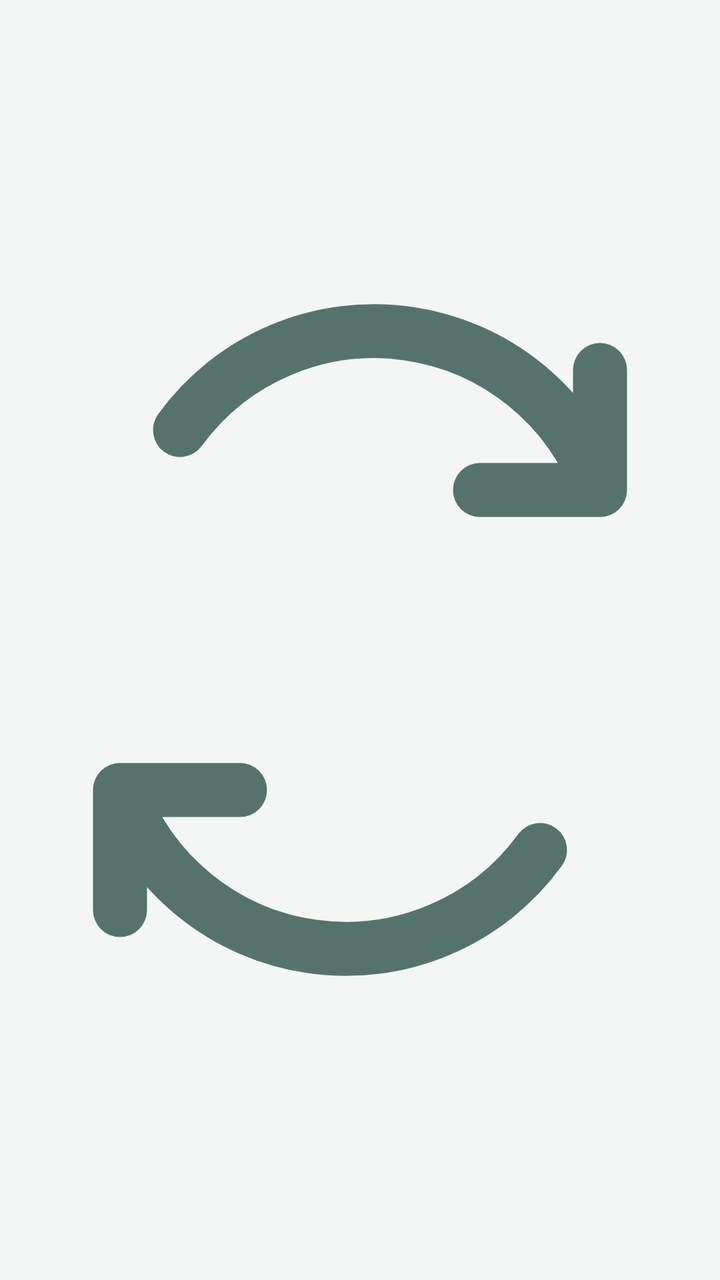
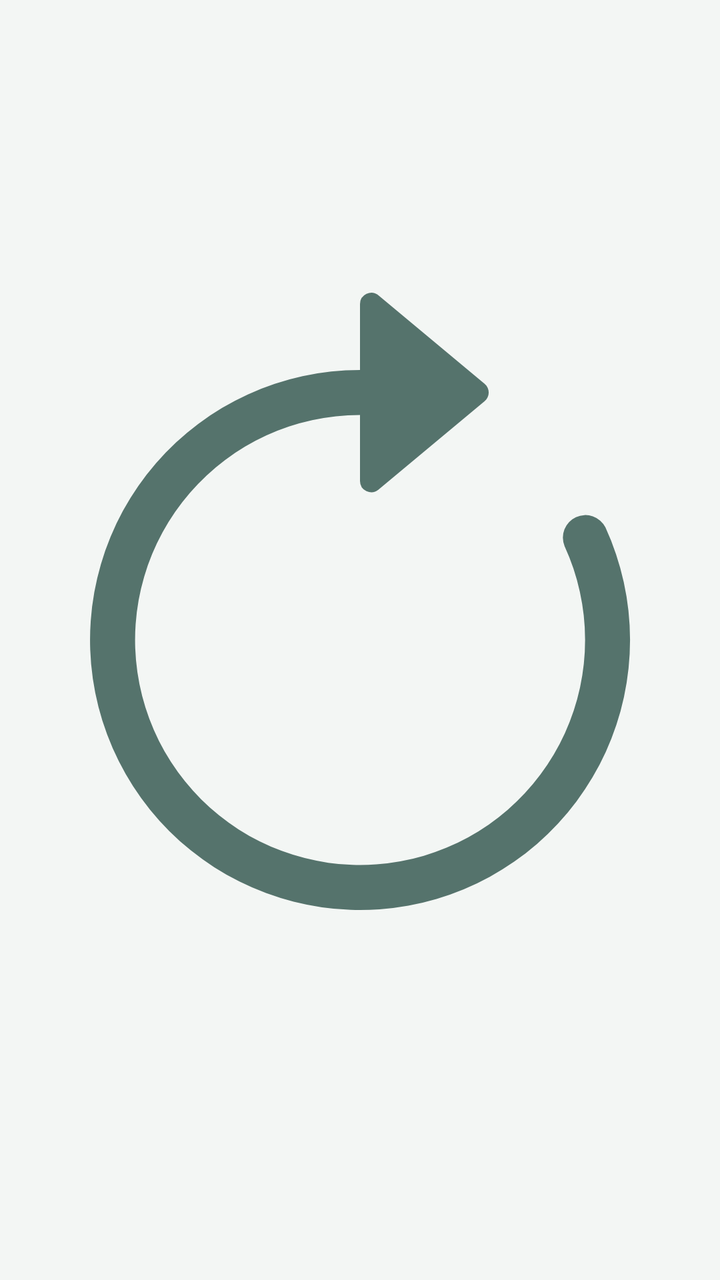

Before-and-after screenshots of an Android layout around one commit, followed by the original layout XML and the change that was made.
<!-- AndroidManifest.xml: application theme AppTheme -->
<!-- res/layout/widget_refresh_spinner.xml -->
<?xml version="1.0" encoding="utf-8"?>
<ViewFlipper xmlns:android="http://schemas.android.com/apk/res/android"
    android:id="@+id/widget_refresh_spinner"
    android:layout_width="match_parent" android:layout_height="match_parent"
    android:autoStart="true" android:flipInterval="1000"
    android:animateFirstView="true" android:inAnimation="@anim/widget_refresh_rotate"
    android:importantForAccessibility="no">
    <ImageView android:layout_width="match_parent" android:layout_height="match_parent" android:src="@drawable/ic_widget_refresh" />
    <ImageView android:layout_width="match_parent" android:layout_height="match_parent" android:src="@drawable/ic_widget_refresh" />
</ViewFlipper>
<!-- resources referenced by this layout -->
<resources>
  <!-- drawable ic_widget_refresh (drawable) -->
  <?xml version='1.0' encoding='utf-8'?>
  <vector xmlns:android="http://schemas.android.com/apk/res/android" android:width="24dp" android:height="24dp" android:viewportWidth="24" android:viewportHeight="24">
      <path android:fillColor="@android:color/transparent" android:strokeColor="@color/widget_muted" android:strokeWidth="1.8" android:strokeLineCap="round" android:strokeLineJoin="round" android:pathData="M20,7V3M20,7H16M20,7A8,8 0,0 0,6,5M4,17V21M4,17H8M4,17A8,8 0,0 0,18,19" />
  </vector>
  <style name="AppTheme" parent="android:style/Theme.Material.Light.NoActionBar">
          <item name="android:fontFamily">sans</item>
          <item name="android:colorAccent">@color/app_accent</item>
          <item name="android:colorButtonNormal">@color/app_button</item>
          <item name="android:textColorPrimary">@color/app_text</item>
          <item name="android:textColorSecondary">@color/app_muted</item>
          <item name="android:textColorHint">@color/app_muted</item>
          <item name="android:windowLightStatusBar">true</item>
          <item name="android:statusBarColor">@color/app_background</item>
          <item name="android:navigationBarColor">@color/app_background</item>
          <item name="android:windowBackground">@color/app_background</item>
      </style>
  <color name="widget_muted">#55736C</color>
  <color name="app_accent">#087F6D</color>
  <color name="app_button">#DFEDE6</color>
  <color name="app_text">#183D30</color>
  <color name="app_muted">#65766F</color>
  <color name="app_background">#F3F6F4</color>
</resources>

<!-- the commit's change to res/layout/widget_refresh_spinner.xml (unified diff, before → after) -->
@@ -1,10 +1,9 @@
 <?xml version="1.0" encoding="utf-8"?>
-<ViewFlipper xmlns:android="http://schemas.android.com/apk/res/android"
+<ProgressBar xmlns:android="http://schemas.android.com/apk/res/android"
     android:id="@+id/widget_refresh_spinner"
     android:layout_width="match_parent" android:layout_height="match_parent"
-    android:autoStart="true" android:flipInterval="1000"
-    android:animateFirstView="true" android:inAnimation="@anim/widget_refresh_rotate"
-    android:importantForAccessibility="no">
-    <ImageView android:layout_width="match_parent" android:layout_height="match_parent" android:src="@drawable/ic_widget_refresh" />
-    <ImageView android:layout_width="match_parent" android:layout_height="match_parent" android:src="@drawable/ic_widget_refresh" />
-</ViewFlipper>
+    android:padding="0dp" android:minWidth="0dp" android:minHeight="0dp"
+    android:indeterminate="true" android:indeterminateOnly="true"
+    android:indeterminateDrawable="@drawable/widget_refresh_animated"
+    android:indeterminateTint="@color/widget_muted"
+    android:importantForAccessibility="no" />
<!-- resource entries referenced after the edit -->
@@ -1,9 +1,17 @@
 <!-- resources referenced by this layout -->
 <resources>
   <!-- drawable ic_widget_refresh (drawable) -->
-  <?xml version='1.0' encoding='utf-8'?>
-  <vector xmlns:android="http://schemas.android.com/apk/res/android" android:width="24dp" android:height="24dp" android:viewportWidth="24" android:viewportHeight="24">
-      <path android:fillColor="@android:color/transparent" android:strokeColor="@color/widget_muted" android:strokeWidth="1.8" android:strokeLineCap="round" android:strokeLineJoin="round" android:pathData="M20,7V3M20,7H16M20,7A8,8 0,0 0,6,5M4,17V21M4,17H8M4,17A8,8 0,0 0,18,19" />
+  <?xml version="1.0" encoding="utf-8"?>
+  <vector xmlns:android="http://schemas.android.com/apk/res/android"
+      android:width="24dp" android:height="24dp"
+      android:viewportWidth="16" android:viewportHeight="16">
+      <group android:name="refresh_rotation" android:pivotX="8" android:pivotY="8">
+          <path android:fillColor="@color/widget_muted"
+              android:fillType="evenOdd"
+              android:pathData="M8 3a5 5 0 1 0 4.546 2.914.5.5 0 0 1 .908-.417A6 6 0 1 1 8 2z" />
+          <path android:fillColor="@color/widget_muted"
+              android:pathData="M8 4.466V.534a.25.25 0 0 1 .41-.192l2.36 1.966c.12.1.12.284 0 .384L8.41 4.658A.25.25 0 0 1 8 4.466" />
+      </group>
   </vector>
   <style name="AppTheme" parent="android:style/Theme.Material.Light.NoActionBar">
           <item name="android:fontFamily">sans</item>
@@ -18,6 +26,12 @@
           <item name="android:windowBackground">@color/app_background</item>
       </style>
   <color name="widget_muted">#55736C</color>
+  <!-- drawable widget_refresh_animated (drawable) -->
+  <?xml version="1.0" encoding="utf-8"?>
+  <animated-vector xmlns:android="http://schemas.android.com/apk/res/android"
+      android:drawable="@drawable/ic_widget_refresh">
+      <target android:name="refresh_rotation" android:animation="@animator/widget_refresh_rotation" />
+  </animated-vector>
   <color name="app_accent">#087F6D</color>
   <color name="app_button">#DFEDE6</color>
   <color name="app_text">#183D30</color>
